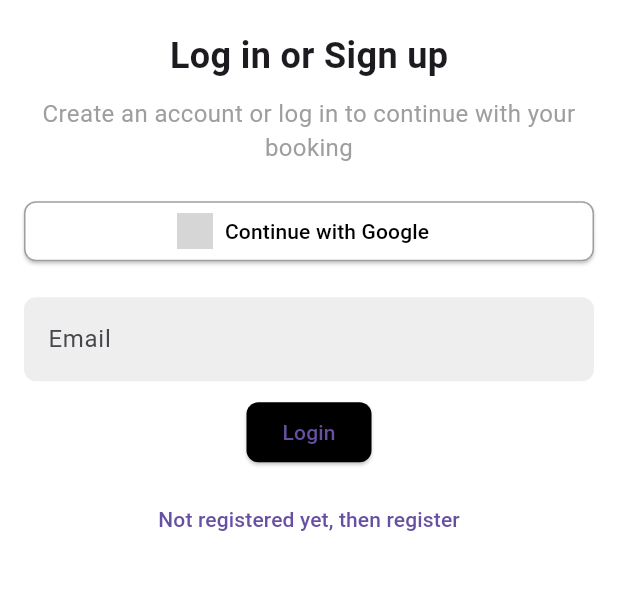
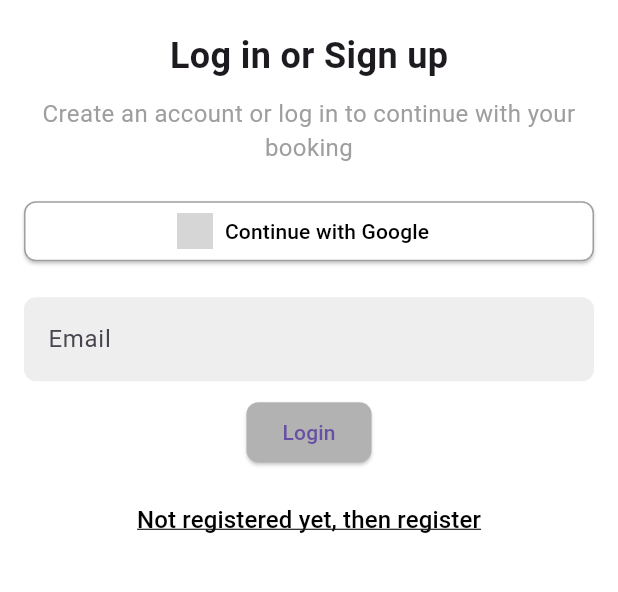
Before and after one commit to jayasinghesasmitha/Vivora-Mobile-app, a Flutter app: the LoginScreen screen opened directly, on a phone screen of 412 x 824 dp, the part 383-975 px from its top. Run offline on Flutter 3.47's test engine with Material 3 defaults, Android fonts, the phone set to English and light mode, and no system bars; our stand-ins replace cloud_firestore, firebase_auth, firebase_core, flutter_dotenv, flutter_map, geolocator and 2 more; accounts and stored records are empty; network calls fail; grey boxes are pictures that could not be loaded.

Commit message:
Update login_screen.dart

```diff
--- a/book_my_saloon/lib/screens/auth/login_screen.dart
+++ b/book_my_saloon/lib/screens/auth/login_screen.dart
@@ -136,7 +136,7 @@ class _LoginScreenState extends State<LoginScreen> {
                   ElevatedButton(
                     onPressed: _isLoading ? null : _login,
                     style: ElevatedButton.styleFrom(
-                      backgroundColor: Colors.black,
+                      backgroundColor: const Color.fromARGB(255, 178, 178, 178),
                       shape: RoundedRectangleBorder(
                         borderRadius: BorderRadius.circular(8),
                       ),
@@ -153,7 +153,13 @@ class _LoginScreenState extends State<LoginScreen> {
                         MaterialPageRoute(builder: (context) => SignupScreen()),
                       );
                     },
-                    child: Text('Not registered yet, then register'),
+                    child: Text('Not registered yet, then register',
+                      style: TextStyle(
+                        color: const Color.fromARGB(255, 0, 0, 0),
+                        fontSize: 16,
+                        decoration: TextDecoration.underline,
+                      ),
+                    ),
                   ),
                 ],
               ),
```
